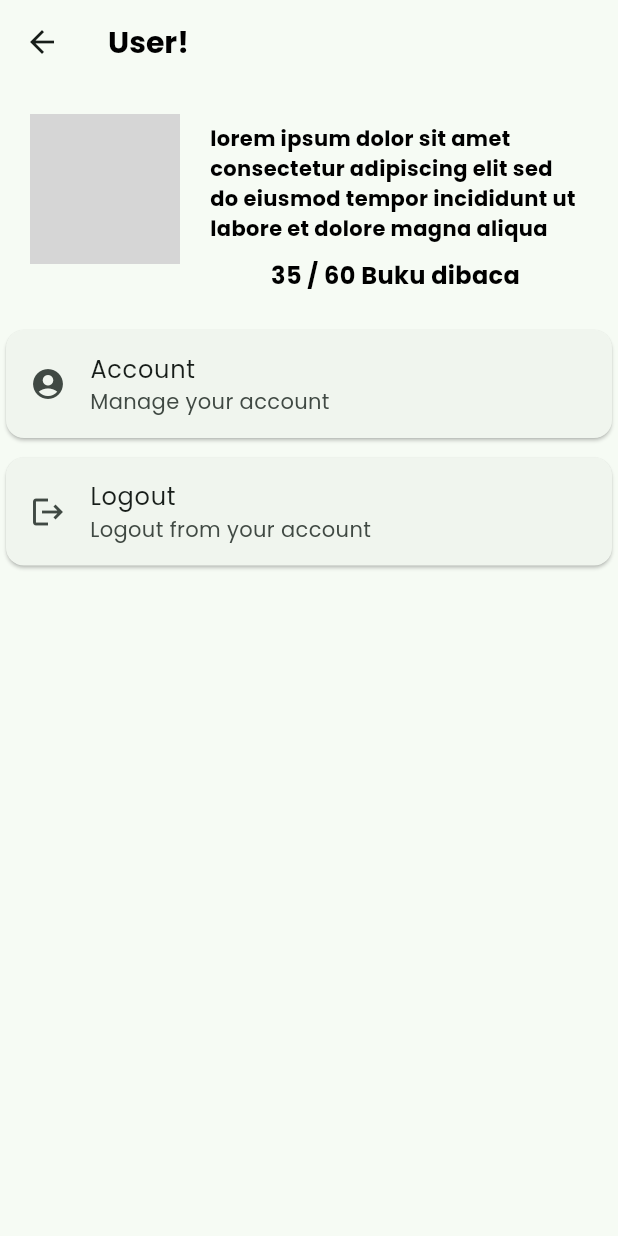
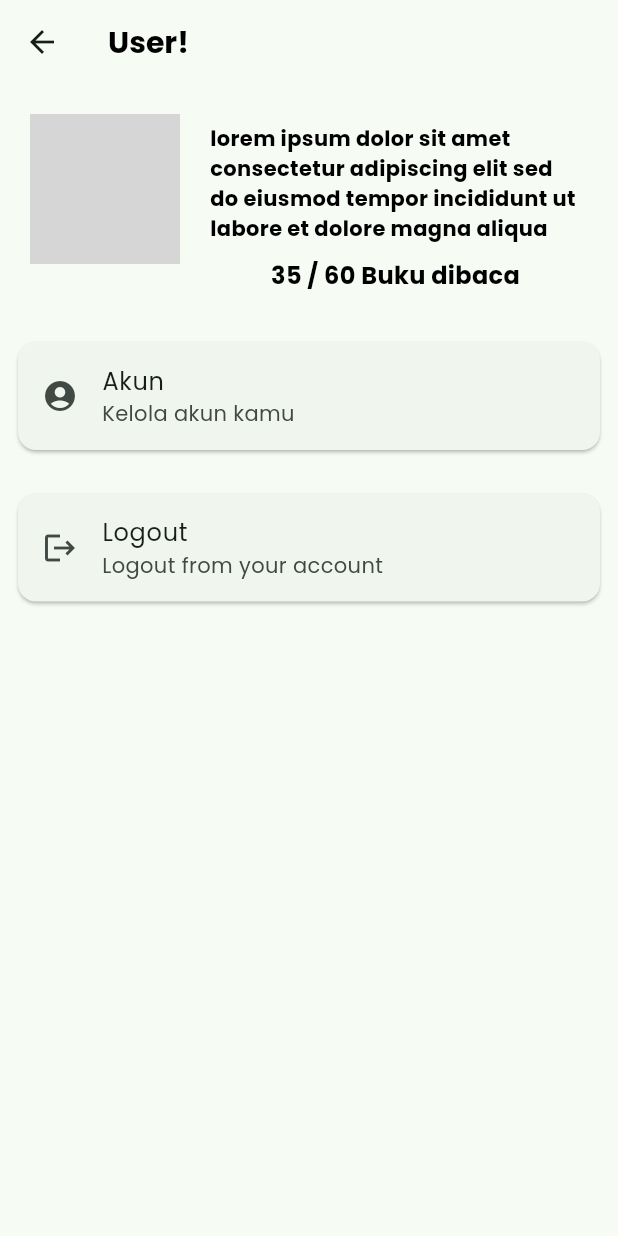
Before and after one commit to resqy67/pustaka, a Flutter app: the AccountScreen screen opened directly, after a tap on "Logout", on a phone screen of 412 x 824 dp. Run offline on Flutter 3.47's test engine with Material 3 defaults, Android fonts, the phone set to English and light mode, and no system bars; our stand-ins replace google_fonts; network calls fail; grey boxes are pictures that could not be loaded.

Commit message:
chore: Update AccountScreen UI with improved navigation options
The AccountScreen UI has been updated to include improved navigation options for managing the user's account. This change aims to enhance the user experience and provide better functionality for account management.

```diff
--- a/lib/views/widgets/account/accountScreen.dart
+++ b/lib/views/widgets/account/accountScreen.dart
@@ -1,4 +1,5 @@
 import 'package:flutter/material.dart';
+import 'package:pustaka/views/widgets/account/accountDetail.dart';
 
 class AccountScreen extends StatelessWidget {
   @override
@@ -62,35 +63,48 @@ class AccountScreen extends StatelessWidget {
               ),
             ),
             SizedBox(height: 20),
-            Card(
+            Padding(
+              padding: const EdgeInsets.all(8.0),
+              child: Card(
                 child: ListTile(
-                title: Text('Account'),
-                subtitle: Text('Manage your account'),
+                  title: Text('Akun'),
+                  subtitle: Text('Kelola akun kamu'),
                   leading: Icon(Icons.account_circle),
                   onTap: () {
-                  Navigator.pushNamed(context, '/account');
+                    // Navigator.pushNamed(context, '/account');
+                    Navigator.push(context,
+                        MaterialPageRoute(builder: (context) {
+                      return AccountDetail();
+                    }));
                   },
                 ),
               ),
+            ),
             SizedBox(height: 5),
-            // Card(
-            //   child: ListTile(
-            //     title: Text('Settings'),
-            //     subtitle: Text('Manage your settings'),
-            //     leading: Icon(Icons.settings),
-            //     onTap: () {
-            //       Navigator.pushNamed(context, '/settings');
-            //     },
+            // Padding(
+            //   padding: const EdgeInsets.all(8.0),
+            //   child: Card(
+            //     child: ListTile(
+            //       title: Text('Settings'),
+            //       subtitle: Text('Manage your settings'),
+            //       leading: Icon(Icons.settings),
+            //       onTap: () {
+            //         // Navigator.pushNamed(context, '/settings');
+            //       },
+            //     ),
             //   ),
             // ),
-            Card(
+            Padding(
+              padding: const EdgeInsets.all(8.0),
+              child: Card(
                 child: ListTile(
                   title: Text('Logout'),
                   subtitle: Text('Logout from your account'),
                   leading: Icon(Icons.logout),
                   onTap: () {
-                  Navigator.pushNamed(context, '/logout');
+                    // Navigator.pushNamed(context, '/logout');
                   },
+                ),
               ),
             ),
           ],
```
Lines whose indentation alone changed are shown as unchanged.
